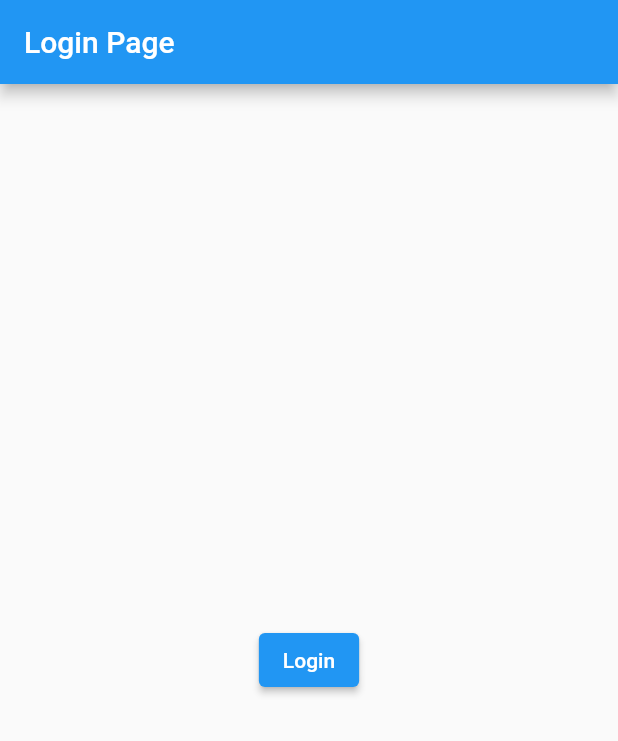
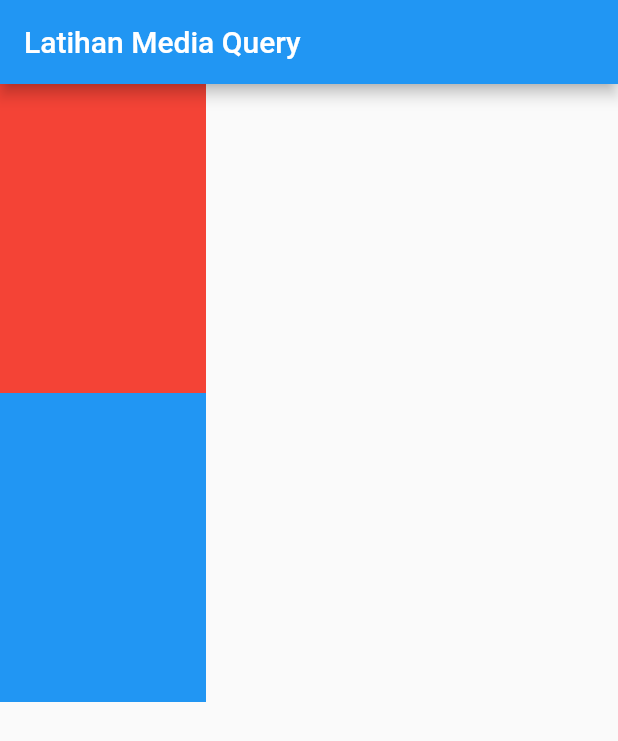
Before and after one commit to AlfonsInfo/Flutter-Learning-Journey, a Flutter app: the screen it shows after launch, on a phone screen of 412 x 824 dp. Shown: the top 741 px of the screen. Run offline on Flutter 3.47's test engine with Material 2 defaults, Android fonts, the phone set to English and light mode, and no system bars.

Commit message:
MediaQuery width height

```diff
--- a/lib/main.dart
+++ b/lib/main.dart
@@ -17,8 +17,27 @@ class _MyAppState extends State<MyApp> {
   @override
   Widget build(BuildContext context) {
     return MaterialApp(
-      home: LoginPage(),
+      home: MediaQueryPage(),
     );
   }
 }
 //STL -> Shortcut stateless widget.
+
+class MediaQueryPage extends StatelessWidget {
+  const MediaQueryPage({super.key});
+
+  @override
+  Widget build(BuildContext context) {
+    return Scaffold(
+      appBar: AppBar(title: Text("Latihan Media Query")),
+      body: Column(children: [
+         Container(width: MediaQuery.of(context).size.width/3 ,height:MediaQuery.of(context).size.width/2,
+        color: Colors.red,),
+         Container(width: MediaQuery.of(context).size.width/3 ,height:MediaQuery.of(context).size.width/2,
+        color: Colors.blue,),
+        //Bisa membuat layout sesuai layar device (respnsoive)
+      ],
+      ),
+    );
+  }
+}
```
